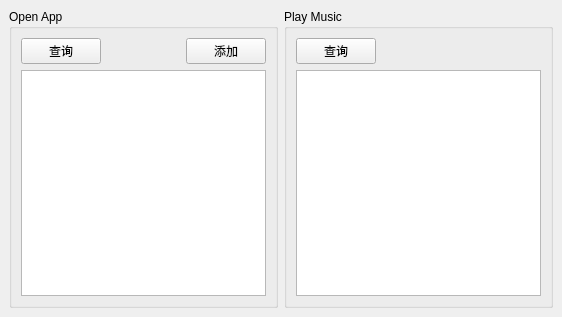
The window that ui/main.ui (lif314/Google-Speech-Recognition-Assistant) describes before a commit, drawn with Qt 5.
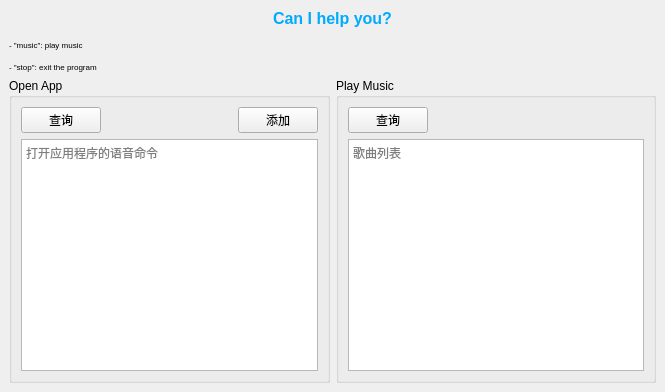
The same window after the commit.

Diff of the .ui file:
```diff
--- a/ui/main.ui
+++ b/ui/main.ui
@@ -6,8 +6,8 @@
    <rect>
     <x>0</x>
     <y>0</y>
-    <width>562</width>
-    <height>317</height>
+    <width>665</width>
+    <height>392</height>
    </rect>
   </property>
   <property name="windowTitle">
@@ -22,6 +22,13 @@
   <widget class="QWidget" name="centralwidget">
    <layout class="QGridLayout" name="gridLayout">
     <item row="0" column="0">
+     <widget class="QLabel" name="label">
+      <property name="text">
+       <string>&lt;html&gt;&lt;head/&gt;&lt;body&gt;&lt;p align=&quot;center&quot;&gt;&lt;span style=&quot; font-size:12pt; font-weight:600; color:#00aaff;&quot;&gt;Can I help you?&lt;/span&gt;&lt;/p&gt;&lt;p&gt;&lt;span style=&quot; font-size:6pt;&quot;&gt;- &amp;quot;music&amp;quot;: play music &lt;/span&gt;&lt;/p&gt;&lt;p&gt;&lt;span style=&quot; font-size:6pt;&quot;&gt;- &amp;quot;stop&amp;quot;: exit the program&lt;/span&gt;&lt;/p&gt;&lt;/body&gt;&lt;/html&gt;</string>
+      </property>
+     </widget>
+    </item>
+    <item row="1" column="0">
      <layout class="QVBoxLayout" name="verticalLayout">
       <item>
        <layout class="QHBoxLayout" name="horizontalLayout_4" stretch="1,1">
@@ -63,7 +70,11 @@
             </layout>
            </item>
            <item>
-            <widget class="QPlainTextEdit" name="cmdTextEdit"/>
+            <widget class="QPlainTextEdit" name="cmdTextEdit">
+             <property name="placeholderText">
+              <string>打开应用程序的语音命令</string>
+             </property>
+            </widget>
            </item>
           </layout>
          </widget>
@@ -99,7 +110,11 @@
             </layout>
            </item>
            <item>
-            <widget class="QPlainTextEdit" name="musicTextEdit"/>
+            <widget class="QPlainTextEdit" name="musicTextEdit">
+             <property name="placeholderText">
+              <string>歌曲列表</string>
+             </property>
+            </widget>
            </item>
           </layout>
          </widget>
```
Left out of the diff: 6 changed lines with no effect on the pictures.
